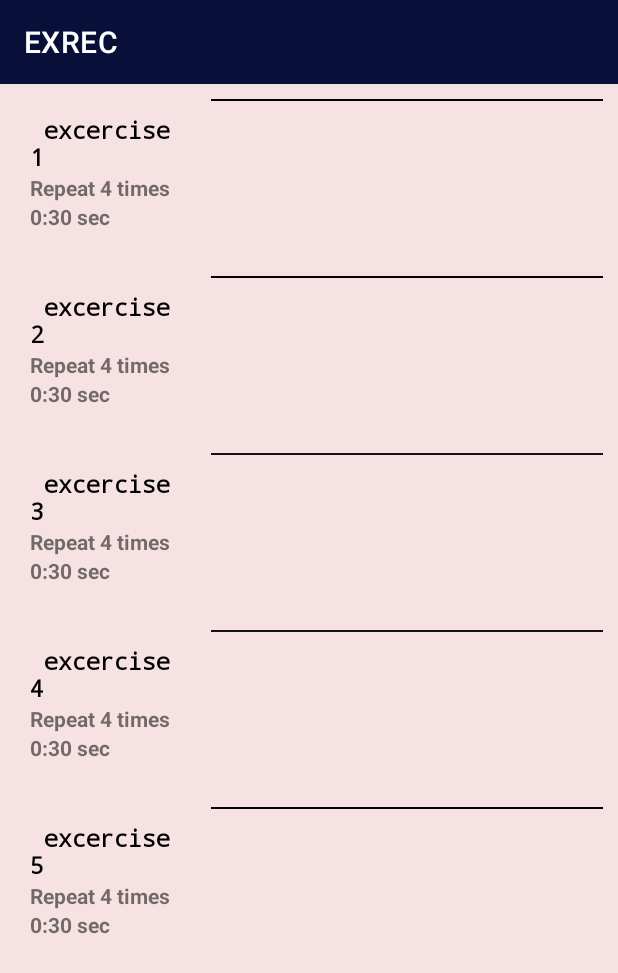
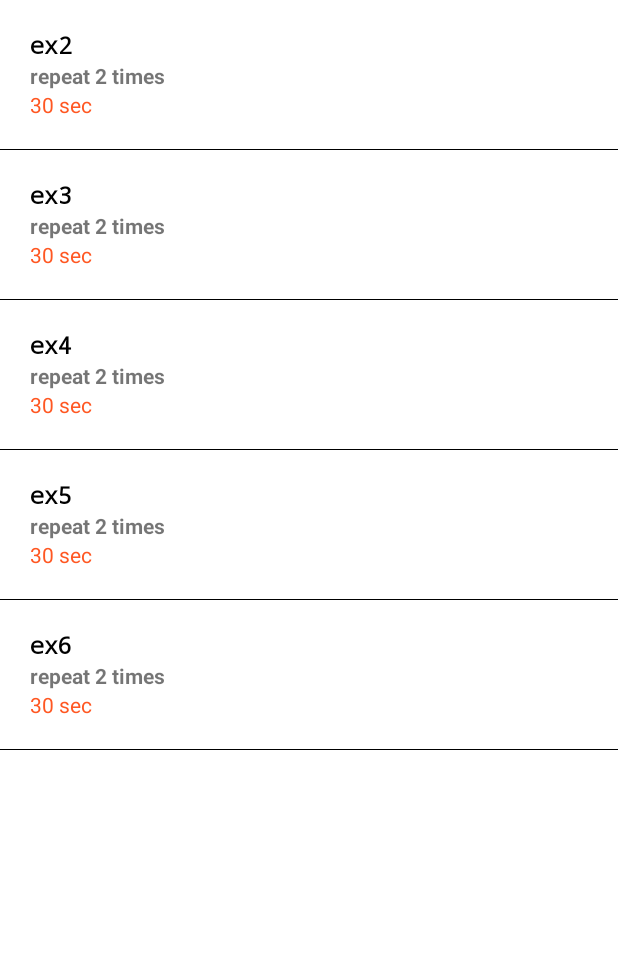
Before and after one commit to c0d3-br3ak9r/Fracture-Detection, an Android app: the layout activity_elbow.xml on its own in the app's theme, with its tools: preview values and no code run, on a phone screen of 412 x 824 dp. Shown: the top 973 px of the screen. Run offline under Robolectric (Android 15) with nearby library versions, the phone set to English and light mode, and no system bars.

Commit message:
before adding buttns

```diff
--- a/app/src/main/AndroidManifest.xml
+++ b/app/src/main/AndroidManifest.xml
@@ -13,6 +13,9 @@
         android:supportsRtl="true"
         android:theme="@style/Theme.MyApplication"
         tools:targetApi="31">
+        <activity
+            android:name=".elbow"
+            android:exported="false" />
         <activity
             android:name=".elboweach"
             android:exported="false" />
@@ -35,9 +38,6 @@
             android:name=".finger"
             android:exported="false" />
         <activity
-            android:name=".elbow"
-            android:exported="false" />
-        <activity
             android:name=".allbodyparts"
             android:exported="false" />
         <activity
--- a/app/src/main/java/com/example/myapplication/elbow.java
+++ b/app/src/main/java/com/example/myapplication/elbow.java
@@ -1,7 +1,6 @@
 package com.example.myapplication;
 
 import androidx.appcompat.app.AppCompatActivity;
-import androidx.appcompat.widget.Toolbar;
 
 import android.content.Intent;
 import android.os.Bundle;
@@ -12,32 +11,25 @@ public class elbow extends AppCompatActivity {
 
     int[] newArray;
 
-
     @Override
     protected void onCreate(Bundle savedInstanceState) {
         super.onCreate(savedInstanceState);
         setContentView(R.layout.activity_main);
-        Toolbar toolbar=findViewById(R.id.toolbar);
-        setSupportActionBar(toolbar);
 
-        newArray= new int[]{
-                R.id.ex1,R.id.ex2,R.id.ex3,R.id.ex4,R.id.ex5
+        newArray = new int[]{
+                R.id.ex2, R.id.ex3, R.id.ex4, R.id.ex5, R.id.ex6
         };
     }
 
-
-    public void ImagebuttonClicked(View view){
-
-        for(int i=0;i< newArray.length;i++){
-            if(view.getId()== newArray[i]){
-               int value=i+1;
-               // Log.i("FIRST",String.copyValueOf(value));
-                Log.i("FIRST",String.copyValueOf(value));
-                Intent intent=new Intent(elbow.this,elboweach.class);
+    public void Imagebuttonclicked(View view) {
+        for (int i = 0; i < newArray.length; i++) {
+            if (view.getId() == newArray[i]) {
+                int value = i + 1;
+                Log.i("FIRST", String.valueOf(value));
+                Intent intent = new Intent(elbow.this, elboweach.class);
                 startActivity(intent);
 
             }
         }
-
     }
 }
--- a/app/src/main/res/layout/activity_allbodyparts.xml
+++ b/app/src/main/res/layout/activity_allbodyparts.xml
@@ -6,7 +6,11 @@
     android:layout_height="fill_parent"
     android:background="#F8F1E6"
     android:orientation="vertical"
-    tools:context=".MainActivity">
+    tools:context=".MainActivity"
+    app:layout_constraintBottom_toBottomOf="parent"
+    app:layout_constraintEnd_toEndOf="parent"
+    app:layout_constraintStart_toStartOf="parent"
+    app:layout_constraintTop_toTopOf="parent">
 
     <androidx.appcompat.widget.Toolbar
         android:layout_width="match_parent"
--- a/app/src/main/res/layout/activity_elbow.xml
+++ b/app/src/main/res/layout/activity_elbow.xml
@@ -2,370 +2,298 @@
 <LinearLayout xmlns:android="http://schemas.android.com/apk/res/android"
     xmlns:app="http://schemas.android.com/apk/res-auto"
     xmlns:tools="http://schemas.android.com/tools"
-    android:layout_width="fill_parent"
-    android:layout_height="fill_parent"
-    android:orientation="vertical"
-    android:background="#F6E2E2"
-    tools:context="com.example.myapplication.elbow">
+    android:layout_width="match_parent"
+    android:layout_height="match_parent"
+    tools:context=".elbow">
 
-
-
-    <androidx.appcompat.widget.Toolbar
-        android:layout_width="match_parent"
-        android:layout_height="?attr/actionBarSize"
-        android:background="#081039"
-        android:textAlignment="center"
-        android:theme="@style/ThemeOverlay.AppCompat.ActionBar"
-        app:title="EXREC"
-        android:id="@+id/toolbar"
-        app:titleTextColor="#fff"/>
     <LinearLayout
         android:layout_width="fill_parent"
         android:layout_height="fill_parent"
-        android:layout_weight="1.0"
+        android:layout_weight="1"
         android:orientation="vertical"
         >
-
-
-
-
-
-
-
         <ScrollView
             android:layout_width="fill_parent"
             android:layout_height="fill_parent"
-            android:layout_weight="1.0"
-            android:scrollbars="none"
-            >
+            android:layout_weight="1"
+            android:scrollbars="none">
             <LinearLayout
                 android:layout_width="fill_parent"
                 android:layout_height="fill_parent"
-                android:orientation="vertical"
-                >
-
-
+                android:orientation="vertical">
+                <LinearLayout
+                    android:layout_width="fill_parent"
+                    android:layout_height="100dp"
+                    android:layout_gravity="center"
+                    android:gravity="center"
+                    android:orientation="vertical">
                     <LinearLayout
                         android:layout_width="fill_parent"
                         android:layout_height="wrap_content"
-                    android:id="@+id/ex1"
-                    android:onClick="ImagebuttonClicked"
+                        android:id="@+id/ex2"
                         android:layout_margin="10dp"
+                        android:onClick="Imagebuttonclicked"
                         android:orientation="horizontal">
-
                         <LinearLayout
                             android:layout_width="fill_parent"
                             android:layout_height="wrap_content"
                             android:layout_margin="10dp"
                             android:layout_weight="1"
                             android:orientation="vertical">
-
-
                             <TextView
                                 android:layout_width="wrap_content"
                                 android:layout_height="wrap_content"
                                 android:fontFamily="monospace"
-                            android:text=" excercise 1"
-                            android:textColor="#ff000000"
-                            android:textStyle="bold"
-                            android:textSize="15dp"/>
+                                android:text="ex2"
+                                android:textColor="#000000"
+                                android:textSize="15dp"
+                                android:textStyle="bold">
+
+                            </TextView>
                             <TextView
                                 android:layout_width="wrap_content"
                                 android:layout_height="wrap_content"
-                            android:text="Repeat 4 times"
-                            android:textStyle="bold"/>
-
+                                android:text="repeat 2 times"
+                                android:textStyle="bold"
+                                ></TextView>
                             <TextView
                                 android:layout_width="wrap_content"
                                 android:layout_height="wrap_content"
-                            android:text="0:30 sec"
-                            android:textStyle="bold"/>
-
+                                android:text="30 sec"
+                                android:textColor="#ffff5722"></TextView>
                         </LinearLayout>
                         <LinearLayout
                             android:layout_width="fill_parent"
                             android:layout_height="wrap_content"
                             android:layout_weight="2.0">
 
-
-
-
-
-
-
-
                         </LinearLayout>
-
-
+                    </LinearLayout>
                     <TableRow
                         android:layout_width="fill_parent"
-                        android:layout_height="1.0dp"
-                        android:background="#000000"/>
-
-
-
-
-
+                        android:layout_height="1dp"
+                        android:background="@color/black"/>
 
                 </LinearLayout>
                 <LinearLayout
                     android:layout_width="fill_parent"
+                    android:layout_height="100dp"
+                    android:layout_gravity="center"
+                    android:gravity="center"
+                    android:orientation="vertical">
+                    <LinearLayout
+                        android:layout_width="fill_parent"
                         android:layout_height="wrap_content"
-                    android:onClick="ImagebuttonClicked"
-                    android:id="@+id/ex2"
+                        android:id="@+id/ex3"
                         android:layout_margin="10dp"
+                        android:onClick="Imagebuttonclicked"
                         android:orientation="horizontal">
-
                         <LinearLayout
                             android:layout_width="fill_parent"
                             android:layout_height="wrap_content"
                             android:layout_margin="10dp"
                             android:layout_weight="1"
                             android:orientation="vertical">
-
-
                             <TextView
                                 android:layout_width="wrap_content"
                                 android:layout_height="wrap_content"
                                 android:fontFamily="monospace"
-                            android:text=" excercise 2"
-                            android:textColor="#ff000000"
-                            android:textStyle="bold"
-                            android:textSize="15dp"/>
+                                android:text="ex3"
+                                android:textColor="#000000"
+                                android:textSize="15dp"
+                                android:textStyle="bold">
+
+                            </TextView>
                             <TextView
                                 android:layout_width="wrap_content"
                                 android:layout_height="wrap_content"
-                            android:text="Repeat 4 times"
-                            android:textStyle="bold"/>
-
+                                android:text="repeat 2 times"
+                                android:textStyle="bold"
+                                ></TextView>
                             <TextView
                                 android:layout_width="wrap_content"
                                 android:layout_height="wrap_content"
-                            android:text="0:30 sec"
-                            android:textStyle="bold"/>
-
+                                android:text="30 sec"
+                                android:textColor="#ffff5722"></TextView>
                         </LinearLayout>
                         <LinearLayout
                             android:layout_width="fill_parent"
                             android:layout_height="wrap_content"
                             android:layout_weight="2.0">
 
-
-
-
-
-
-
-
                         </LinearLayout>
-
-
+                    </LinearLayout>
                     <TableRow
                         android:layout_width="fill_parent"
-                        android:layout_height="1.0dp"
-                        android:background="#000000"/>
-
-
-
-
-
+                        android:layout_height="1dp"
+                        android:background="@color/black"/>
 
                 </LinearLayout>
                 <LinearLayout
                 android:layout_width="fill_parent"
+                android:layout_height="100dp"
+                android:layout_gravity="center"
+                android:gravity="center"
+                android:orientation="vertical">
+                <LinearLayout
+                    android:layout_width="fill_parent"
                     android:layout_height="wrap_content"
-                    android:onClick="ImagebuttonClicked"
-                    android:id="@+id/ex3"
+                    android:id="@+id/ex4"
                     android:layout_margin="10dp"
+                    android:onClick="Imagebuttonclicked"
                     android:orientation="horizontal">
-
                     <LinearLayout
                         android:layout_width="fill_parent"
                         android:layout_height="wrap_content"
                         android:layout_margin="10dp"
                         android:layout_weight="1"
                         android:orientation="vertical">
-
-
                         <TextView
                             android:layout_width="wrap_content"
                             android:layout_height="wrap_content"
                             android:fontFamily="monospace"
-                            android:text=" excercise 3"
-                            android:textColor="#ff000000"
-                            android:textStyle="bold"
-                            android:textSize="15dp"/>
+                            android:text="ex4"
+                            android:textColor="#000000"
+                            android:textSize="15dp"
+                            android:textStyle="bold">
+
+                        </TextView>
                         <TextView
                             android:layout_width="wrap_content"
                             android:layout_height="wrap_content"
-                            android:text="Repeat 4 times"
-                            android:textStyle="bold"/>
-
+                            android:text="repeat 2 times"
+                            android:textStyle="bold"
+                            ></TextView>
                         <TextView
                             android:layout_width="wrap_content"
                             android:layout_height="wrap_content"
-                            android:text="0:30 sec"
-                            android:textStyle="bold"/>
-
+                            android:text="30 sec"
+                            android:textColor="#ffff5722"></TextView>
                     </LinearLayout>
                     <LinearLayout
                         android:layout_width="fill_parent"
                         android:layout_height="wrap_content"
                         android:layout_weight="2.0">
 
-
-
-
-
-
-
-
                     </LinearLayout>
-
-
+                </LinearLayout>
                 <TableRow
                     android:layout_width="fill_parent"
-                        android:layout_height="1.0dp"
-                        android:background="#151414"/>
-
-
-
-
-
+                    android:layout_height="1dp"
+                    android:background="#000000"/>
 
             </LinearLayout>
                 <LinearLayout
                 android:layout_width="fill_parent"
-                    android:onClick="ImagebuttonClicked"
+                android:layout_height="100dp"
+                android:layout_gravity="center"
+                android:gravity="center"
+                android:orientation="vertical">
+                <LinearLayout
+                    android:layout_width="fill_parent"
                     android:layout_height="wrap_content"
-                    android:id="@+id/ex4"
+                    android:id="@+id/ex5"
                     android:layout_margin="10dp"
+                    android:onClick="Imagebuttonclicked"
                     android:orientation="horizontal">
-
                     <LinearLayout
                         android:layout_width="fill_parent"
                         android:layout_height="wrap_content"
                         android:layout_margin="10dp"
                         android:layout_weight="1"
                         android:orientation="vertical">
-
-
                         <TextView
                             android:layout_width="wrap_content"
                             android:layout_height="wrap_content"
                             android:fontFamily="monospace"
-                            android:text=" excercise 4"
-                            android:textColor="#ff000000"
-                            android:textStyle="bold"
-                            android:textSize="15dp"/>
+                            android:text="ex5"
+                            android:textColor="#000000"
+                            android:textSize="15dp"
+                            android:textStyle="bold">
+
+                        </TextView>
                         <TextView
                             android:layout_width="wrap_content"
                             android:layout_height="wrap_content"
-                            android:text="Repeat 4 times"
-                            android:textStyle="bold"/>
-
+                            android:text="repeat 2 times"
+                            android:textStyle="bold"
+                            ></TextView>
                         <TextView
                             android:layout_width="wrap_content"
                             android:layout_height="wrap_content"
-                            android:text="0:30 sec"
-                            android:textStyle="bold"/>
-
+                            android:text="30 sec"
+                            android:textColor="#ffff5722"></TextView>
                     </LinearLayout>
                     <LinearLayout
                         android:layout_width="fill_parent"
                         android:layout_height="wrap_content"
                         android:layout_weight="2.0">
 
-
-
-
-
-
-
-
                     </LinearLayout>
-
-
+                </LinearLayout>
                 <TableRow
                     android:layout_width="fill_parent"
-                        android:layout_height="1.0dp"
-                        android:background="#151414"/>
-
-
-
-
-
+                    android:layout_height="1dp"
+                    android:background="@color/black"/>
 
             </LinearLayout>
                 <LinearLayout
                 android:layout_width="fill_parent"
-                    android:onClick="ImagebuttonClicked"
+                android:layout_height="100dp"
+                android:layout_gravity="center"
+                android:gravity="center"
+                android:orientation="vertical">
+                <LinearLayout
+                    android:layout_width="fill_parent"
                     android:layout_height="wrap_content"
-                    android:id="@+id/ex5"
+                    android:id="@+id/ex6"
                     android:layout_margin="10dp"
+                    android:onClick="Imagebuttonclicked"
                     android:orientation="horizontal">
-
                     <LinearLayout
                         android:layout_width="fill_parent"
                         android:layout_height="wrap_content"
                         android:layout_margin="10dp"
                         android:layout_weight="1"
                         android:orientation="vertical">
-
-
                         <TextView
                             android:layout_width="wrap_content"
                             android:layout_height="wrap_content"
                             android:fontFamily="monospace"
-                            android:text=" excercise 5"
-                            android:textColor="#ff000000"
-                            android:textStyle="bold"
-                            android:textSize="15dp"/>
+                            android:text="ex6"
+                            android:textColor="#000000"
+                            android:textSize="15dp"
+                            android:textStyle="bold">
+
+                        </TextView>
                         <TextView
                             android:layout_width="wrap_content"
                             android:layout_height="wrap_content"
-                            android:text="Repeat 4 times"
-                            android:textStyle="bold"/>
-
+                            android:text="repeat 2 times"
+                            android:textStyle="bold"
+                            ></TextView>
                         <TextView
                             android:layout_width="wrap_content"
                             android:layout_height="wrap_content"
-                            android:text="0:30 sec"
-                            android:textStyle="bold"/>
-
+                            android:text="30 sec"
+                            android:textColor="#ffff5722"></TextView>
                     </LinearLayout>
                     <LinearLayout
                         android:layout_width="fill_parent"
                         android:layout_height="wrap_content"
                         android:layout_weight="2.0">
 
-
-
-
-
-
-
+                    </LinearLayout>
+                </LinearLayout>
+                <TableRow
+                    android:layout_width="fill_parent"
+                    android:layout_height="1dp"
+                    android:background="@color/black"/>
 
             </LinearLayout>
-
-
-                    <TableRow
-                        android:layout_width="fill_parent"
-                        android:layout_height="1.0dp"
-                        android:background="#000000"/>
-
-
-
-
-
-
             </LinearLayout>
 
-
-
-
-
-
+        </ScrollView>
 
 
 
@@ -380,17 +308,4 @@
     </LinearLayout>
 
 
-
-
-
-
-
-
-
-
-        </ScrollView>
 </LinearLayout>
-
-
-
-</LinearLayout>
--- a/app/src/main/res/layout/activity_elboweach.xml
+++ b/app/src/main/res/layout/activity_elboweach.xml
@@ -4,7 +4,11 @@
     xmlns:tools="http://schemas.android.com/tools"
     android:layout_width="match_parent"
     android:layout_height="match_parent"
-    tools:context=".elboweach">
+    tools:context=".elboweach"
+    app:layout_constraintBottom_toBottomOf="parent"
+    app:layout_constraintEnd_toEndOf="parent"
+    app:layout_constraintStart_toStartOf="parent"
+    app:layout_constraintTop_toTopOf="parent">
 
     <Button
         android:layout_width="wrap_content"
--- a/app/src/main/res/layout/activity_finger.xml
+++ b/app/src/main/res/layout/activity_finger.xml
@@ -6,4 +6,8 @@
     android:layout_height="match_parent"
     tools:context=".finger">
 
+    <Button
+        android:layout_width="match_parent"
+        android:layout_height="match_parent"
+        android:text="ghdiusg"/>
 </androidx.constraintlayout.widget.ConstraintLayout>
--- a/app/src/main/res/layout/activity_splashscreen.xml
+++ b/app/src/main/res/layout/activity_splashscreen.xml
@@ -20,7 +20,11 @@
         android:layout_marginEnd="100dp"
         android:layout_marginTop="260dp"
         android:layout_alignParentLeft="true"
-        android:layout_alignParentRight="true"/>
+        android:layout_alignParentRight="true"
+        app:layout_constraintBottom_toBottomOf="parent"
+        app:layout_constraintEnd_toEndOf="parent"
+        app:layout_constraintStart_toStartOf="parent"
+        app:layout_constraintTop_toTopOf="parent"/>
     <TextView
         android:layout_width="wrap_content"
         android:layout_height="wrap_content"
```
Lines whose indentation alone changed are shown as unchanged.
